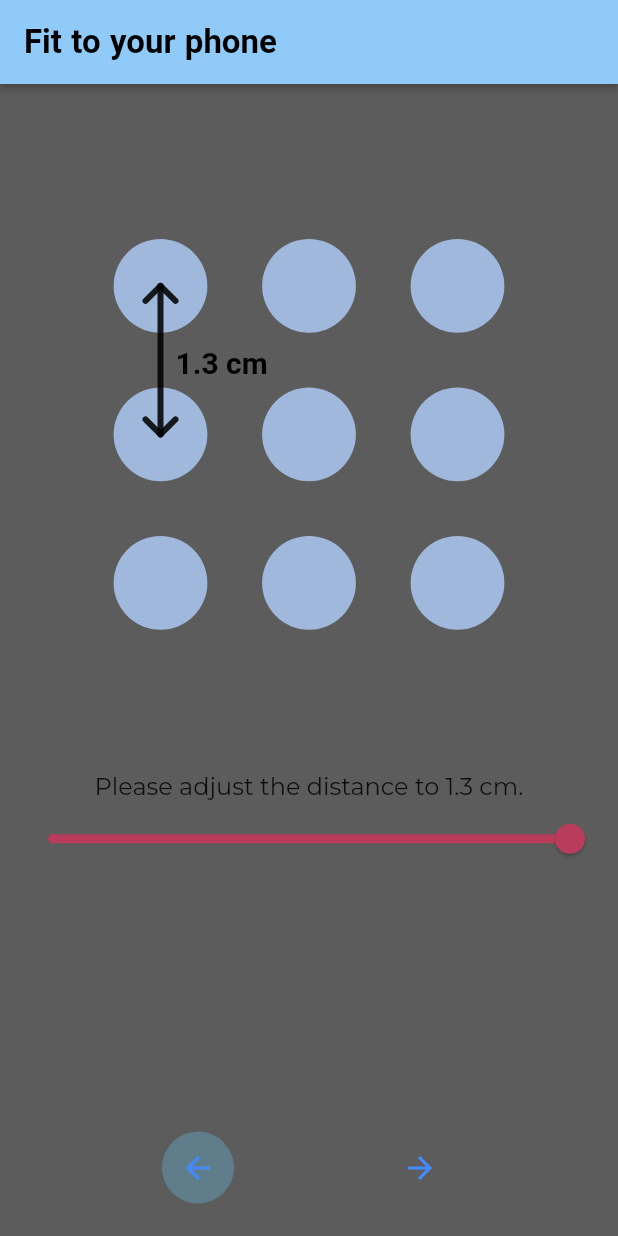
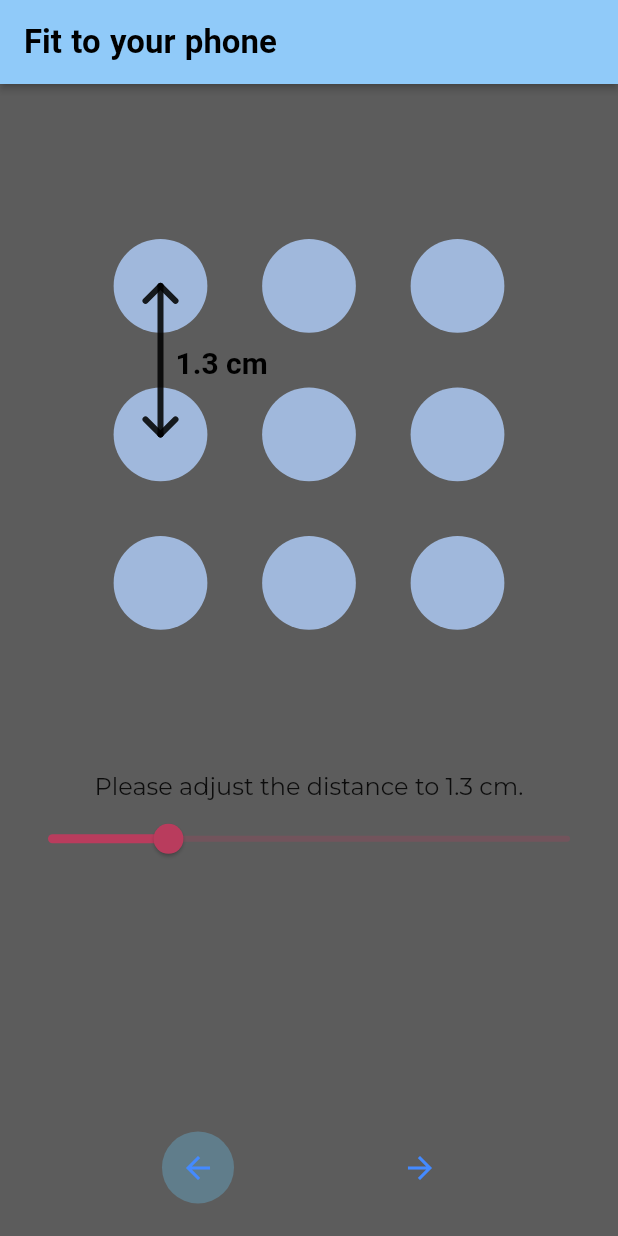
Before and after one commit to IvonZZhang/daily_slide, a Flutter app: the screen it shows after launch, after a tap on the "arrow forward" icon, on a phone screen of 412 x 824 dp. Run offline on Flutter 3.47's test engine with Material 2 defaults, Android fonts, the light colour scheme and no system bars; our stand-ins replace auto_size_text, google_fonts; Roboto replaces fonts that are missing (Poppins).

Commit message:
Linked sliders in calibration page with diameter and interdistance

```diff
--- a/lib/models/pattern_model.dart
+++ b/lib/models/pattern_model.dart
@@ -2,6 +2,7 @@ import 'package:flutter/foundation.dart';
 
 class PatternModel extends ChangeNotifier {
   double relativePadding = 1;
+  double pointRadius = 31.25;
 
   double get padding => relativePadding;
 
@@ -9,4 +10,11 @@ class PatternModel extends ChangeNotifier {
     relativePadding = padding;
     notifyListeners();
   }
+
+  double get radius => pointRadius;
+
+  set radius(double radius) {
+    pointRadius = radius;
+    notifyListeners();
+  }
 }
--- a/lib/pages/calibration_page.dart
+++ b/lib/pages/calibration_page.dart
@@ -19,6 +19,9 @@ class _CalibrationPageWidgetState extends State<CalibrationPageWidget> {
 
   final PageController _pageController = PageController();
   int _currentPage = 0;
+
+  double _diameterSliderValue = 30.0;
+  double _interDistanceSliderValue = 1.0;
 
   @override
   Widget build(BuildContext context) {
@@ -79,13 +82,43 @@ class _CalibrationPageWidgetState extends State<CalibrationPageWidget> {
                         // crossAxisAlignment: Cross,
                         children: [
                           const Text("Please adjust the diameter to 1 cm."),
-                          Slider(value: 1, onChanged: (double value) {}, )
+                          Builder(
+                            builder: (context) {
+                              return Slider(
+                                min: 10.0,
+                                max: 50.0,
+                                value: _diameterSliderValue,
+                                onChanged: (double value) {
+                                  var patternModel = context.read<PatternModel>();
+                                  patternModel.radius = value;
+                                  setState(() {
+                                    _diameterSliderValue = value;
+                                  });
+                                },
+                              );
+                            }
+                          )
                         ],
                       ),
                       Column( // Page 2: Inter-distance
                         children: [
                           const Text("Please adjust the distance to 1.3 cm."),
-                          Slider(value: 1, onChanged: (double value) {})
+                          Builder(
+                            builder: (context) {
+                              return Slider(
+                                min: 0.1,
+                                max: 4.0,
+                                value: _interDistanceSliderValue,
+                                onChanged: (double value) {
+                                  var patternModel = context.read<PatternModel>();
+                                  patternModel.padding = value;
+                                  setState(() {
+                                    _interDistanceSliderValue = value;
+                                  });
+                                },
+                              );
+                            }
+                          )
                         ],
                       ),
                       Column( // Page 3: Something else
--- a/lib/widgets/pattern_pad.dart
+++ b/lib/widgets/pattern_pad.dart
@@ -176,7 +176,7 @@ class _PatternPadState extends State<PatternPad> {
               relativePadding: patternModel.padding,
               selectedColor: widget.selectedColor ?? Theme.of(context).primaryColor,
               notSelectedColor: widget.notSelectedColor,
-              pointRadius: widget.pointRadius,
+              pointRadius: patternModel.radius,
               strokeWidth: widget.strokeWidth,
               showInput: widget.showInput,
               fillPoints: widget.fillPoints,
```
